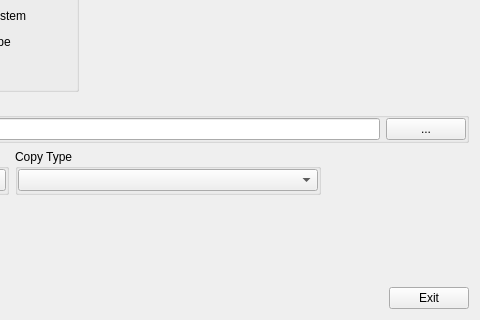
horsicq/DIE-sort, file gui_source/guimainwindow.ui: the form before one commit; both pictures show x 406 to 886 and y 326 to 646 of the 886 by 646 pixel window.
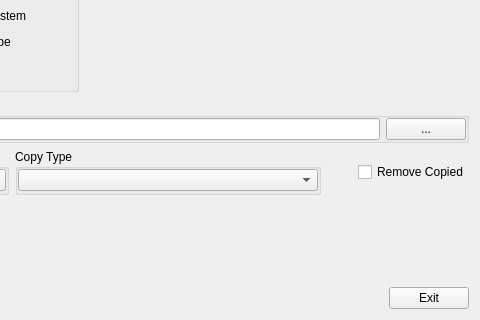
The form after the commit.

Diff of the .ui file:
```diff
--- a/gui_source/guimainwindow.ui
+++ b/gui_source/guimainwindow.ui
@@ -661,6 +661,13 @@
         </property>
        </spacer>
       </item>
+      <item>
+       <widget class="QCheckBox" name="checkBoxRemoveCopied">
+        <property name="text">
+         <string>Remove Copied</string>
+        </property>
+       </widget>
+      </item>
      </layout>
     </item>
     <item>
```
